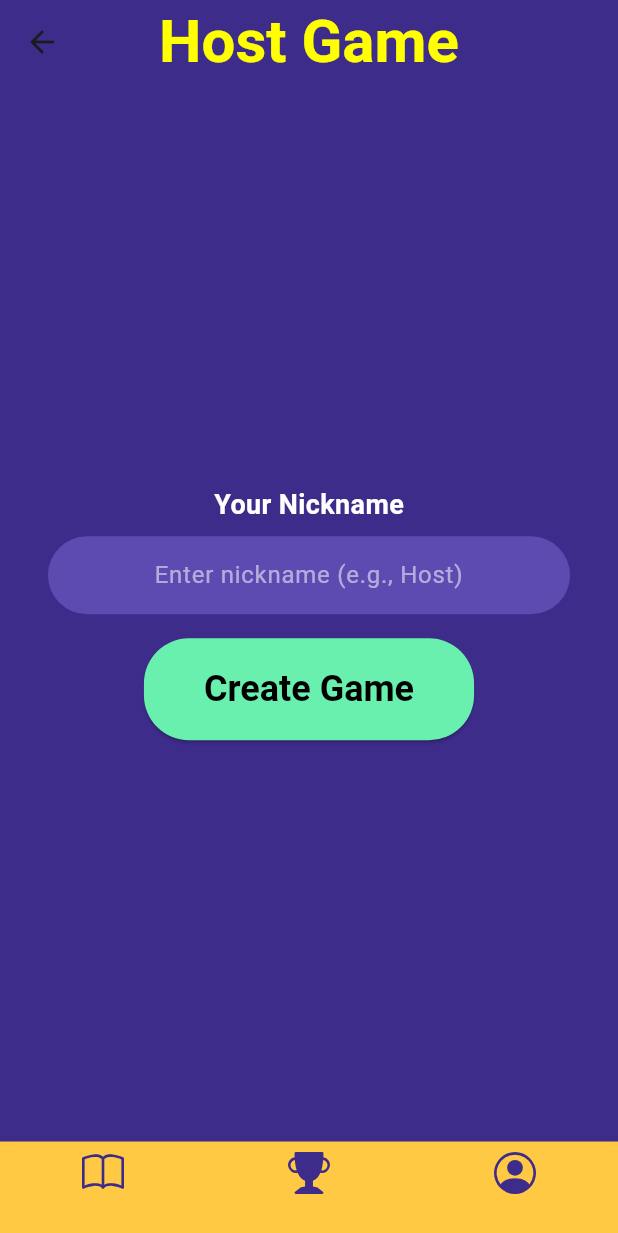
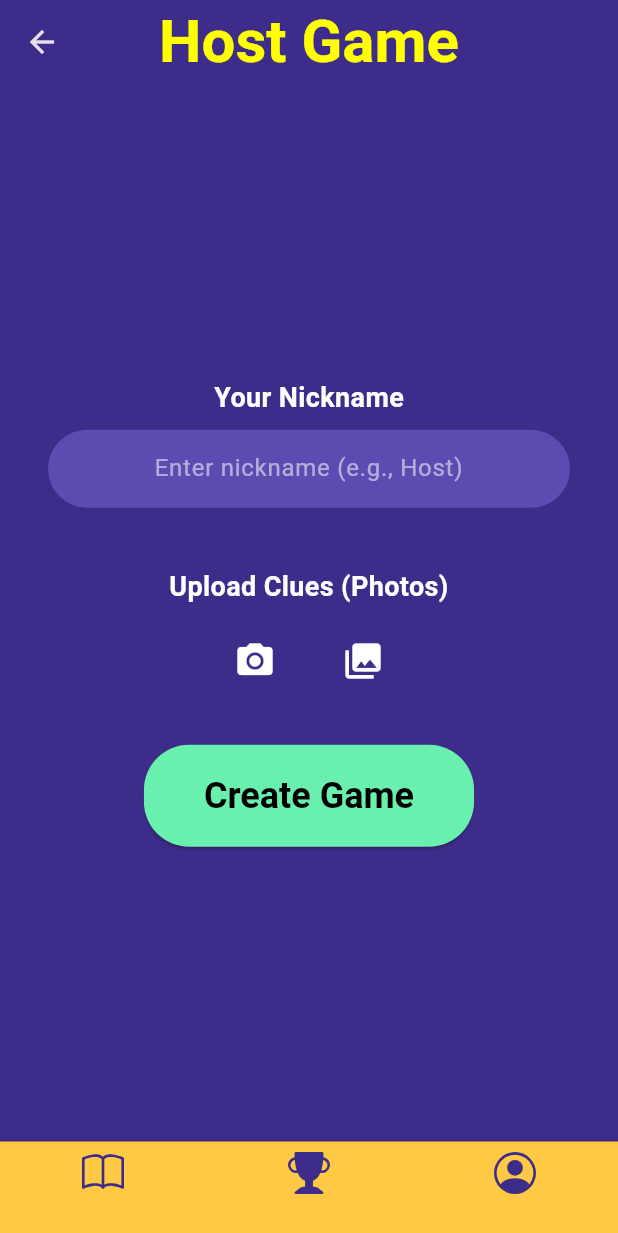
Before and after one commit to D4rkFyre/snaphunt, a Flutter app: the screen it shows after launch, after a tap on an icon or button, on a phone screen of 412 x 824 dp. Shown: the top 1233 px of the screen. Run offline on Flutter 3.47's test engine with Material 3 defaults, Android fonts, the phone set to English and light mode, and no system bars; our stand-ins replace cloud_firestore, firebase_auth, firebase_core, firebase_storage, flutter_svg, image_picker; accounts and stored records are empty; network calls fail; statements that could not run were skipped.

Commit message:
Feature/hostclues (#10)
* can add photos as host in host_screen.dart

* updated the bucket text

* fixed bug where app crashes because of main missing exception handling of initializing firebase twice

* host is able to upload images to firebase

````diff
--- a/lib/main.dart
+++ b/lib/main.dart
@@ -1,75 +1,47 @@
 // lib/main.dart
 import 'package:flutter/material.dart';
 import 'package:firebase_core/firebase_core.dart';
-import 'package:snaphunt/screens/home_screen.dart';
-import 'firebase_options.dart';  // FlutterFire CLI generated Firebase config file
+import 'package:firebase_auth/firebase_auth.dart';
 
-/// ---------------------------------------------------------------------------
-/// Entry point
-/// ---------------------------------------------------------------------------
-/// Purpose
-/// - Initialize Firebase for this platform (Android/iOS/Web/Desktop),
-///   then launch the Flutter app.
-///
-/// Notes
-/// - `firebase_options.dart` is generated by `flutterfire configure` and must
-///   be checked into the repo so everyone runs with the same Firebase project.
-/// - Tests usually **don’t** execute this file; they inject `FakeFirebaseFirestore`
-///   and pump screens directly.
-/// ---------------------------------------------------------------------------
-Future<void> main() async {
-  // Make sure plugins (like Firebase) can talk to the Flutter engine
+import 'firebase_options.dart';
+
+// TODO: change this import to your real home screen:
+import 'screens/home_screen.dart';
+
+Future<void> _bootstrapFirebase() async {
   WidgetsFlutterBinding.ensureInitialized();
 
-  // Initialize Firebase using the platform-specific config (from FlutterFire CLI)
+  // Initialize Firebase for current platform
   await Firebase.initializeApp(
-      options: DefaultFirebaseOptions.currentPlatform,
+    options: DefaultFirebaseOptions.currentPlatform,
   );
 
-  // OPTIONAL (dev-only): Point Firestore at the local emulator.
-  // This keeps our dev testing safe and fast without hitting production.
-  // Wrap in `assert` so it compiles out in release builds.
-  /*
-  assert(() {
-    // If you start the Emulator Suite:
-    // firebase emulators:start --only firestore
-    FirebaseFirestore.instance.useFirestoreEmulator('localhost', 8080);
-    return true;
-  }());
-  */
-
-  // Launch the Flutter app
-  runApp(const SnapHuntApp());  // Launch app
+  // Ensure we have a user (anonymous is fine for now)
+  final auth = FirebaseAuth.instance;
+  if (auth.currentUser == null) {
+    await auth.signInAnonymously();
+  }
 }
 
-/// ---------------------------------------------------------------------------
-/// SnapHuntApp (root widget)
-/// ---------------------------------------------------------------------------
-/// - Sets global Material theme + app title
-/// - Hides the red "DEBUG" banner for cleaner screenshots
-/// - Starts on HomeScreen (Host / Join hub)
-/// ---------------------------------------------------------------------------
-class SnapHuntApp extends StatelessWidget {
-  const SnapHuntApp({super.key});
+void main() async {
+  await _bootstrapFirebase();
+  runApp(const MyApp());
+}
+
+class MyApp extends StatelessWidget {
+  const MyApp({super.key});
 
   @override
   Widget build(BuildContext context) {
     return MaterialApp(
-      // Hide top-right debug banner in dev builds
+      title: 'Snaphunt',
       debugShowCheckedModeBanner: false,
-
-      // Shown in task switchers and the web tab title
-      title: 'SnapHunt (Dev)',
-
-      // Simple brand theme; we can tune later
       theme: ThemeData(
-          useMaterial3: true,
-          colorSchemeSeed: Colors.teal
+        brightness: Brightness.dark,
+        scaffoldBackgroundColor: const Color(0xFF3E2C8B),
+        useMaterial3: true,
       ),
-
-      // App entry point: the landing hub with Host / Join
-      home: const HomeScreen(), // Temporary dev entry: tap + to create a game and see the join code.
-
+      home: const HomeScreen(), // or your entry screen
     );
   }
 }
--- a/lib/screens/host_screen.dart
+++ b/lib/screens/host_screen.dart
@@ -1,35 +1,14 @@
-// lib/screens/host_screen.dart
+import 'dart:io';
+
 import 'lobby_screen.dart';
 import 'package:flutter/material.dart';
 import 'package:flutter_svg/flutter_svg.dart';
+import 'package:image_picker/image_picker.dart';
 
 import 'package:cloud_firestore/cloud_firestore.dart';
 import 'package:snaphunt/models/game_model.dart';
 import 'package:snaphunt/repositories/game_repository.dart';
 
-/// ---------------------------------------------------------------------------
-/// HostGameScreen
-/// ---------------------------------------------------------------------------
-/// Purpose
-/// - Let a user act as the **host**: enter a nickname, create a game,
-///   and jump to the lobby showing a join code.
-///
-/// What this screen does (end-to-end)
-/// 1) Collects a host nickname (defaults to "Host" if empty)
-/// 2) Calls `GameRepository.createGame(hostName: ...)`
-///    - Internally generates a unique join code
-///    - Atomically creates:
-///        /codes/{CODE}  → { status: "reserved", gameId, createdAt }
-///        /games/{gameId}→ { joinCode: CODE, status: "waiting", players: [hostName] }
-/// 3) Navigates to the **Lobby** with:
-///    - `gameId` (for live stream of the doc)
-///    - `joinCode` (display & copy)
-///    - `isHost: true` (enables the Start Game button)
-///
-/// Notes
-/// - This widget supports **dependency injection** (DI) for tests via optional
-///   `repo` and `db` params. In production, it falls back to real Firebase.
-/// ---------------------------------------------------------------------------
 class HostGameScreen extends StatefulWidget {
   const HostGameScreen({
     super.key,
@@ -38,7 +17,6 @@ class HostGameScreen extends StatefulWidget {
   })  : _repo = repo,
         _db = db;
 
-  /// Optional DI for tests: if provided, the state will use these.
   final GameRepository? _repo;
   final FirebaseFirestore? _db;
 
@@ -47,40 +25,99 @@ class HostGameScreen extends StatefulWidget {
 }
 
 class _HostGameScreenState extends State<HostGameScreen> {
-  // Bottom nav index (purely UI; doesn’t affect hosting flow)
   int _selectedIndex = 0;
-
-  // Simple UI state for button/spinner/error
   bool _busy = false;
   String? _error;
 
-  // Text field controller for the host’s nickname
   final _nameCtrl = TextEditingController();
+  final ImagePicker _picker = ImagePicker();
+  final List<XFile> _clueFiles = [];
 
-  // Firestore instance used by this screen (real in app, fake in tests)
   late final FirebaseFirestore _db =
       widget._db ?? FirebaseFirestore.instance;
 
-  // Repository wrapping all “create game” logic/transaction
   late final GameRepository _repo =
       widget._repo ?? GameRepository(firestore: _db);
 
   @override
   void dispose() {
-    // Always dispose controllers to avoid memory leaks
     _nameCtrl.dispose();
     super.dispose();
   }
 
-  /// Create a new game and navigate to the lobby.
-  ///
-  /// UX:
-  /// - Disables the button while running (spinner)
-  /// - Shows any error message below the field
-  ///
-  /// Data side:
-  /// - Seeds the host nickname into `/games/{gameId}.players` if provided
-  /// - Returns a `Game` model with `id` and `joinCode` we use for navigation
+  Future<void> _pickCluePhotos() async {
+    if (_busy) return;
+
+    showModalBottomSheet(
+      context: context,
+      backgroundColor: const Color(0xFF3E2C8B),
+      shape: const RoundedRectangleBorder(
+        borderRadius: BorderRadius.vertical(top: Radius.circular(24)),
+      ),
+      builder: (context) {
+        return SafeArea(
+          child: Padding(
+            padding: const EdgeInsets.symmetric(vertical: 24),
+            child: Column(
+              mainAxisSize: MainAxisSize.min,
+              children: [
+                const Text(
+                  'Upload Clues (Photos)',
+                  style: TextStyle(
+                    color: Colors.white,
+                    fontSize: 18,
+                    fontWeight: FontWeight.bold,
+                  ),
+                  textAlign: TextAlign.center,
+                ),
+                const SizedBox(height: 20),
+                Row(
+                  mainAxisAlignment: MainAxisAlignment.center,
+                  children: [
+                    // Camera icon
+                    IconButton(
+                      icon: const Icon(Icons.camera_alt, size: 36, color: Colors.white),
+                      onPressed: () async {
+                        Navigator.pop(context);
+                        final file = await _picker.pickImage(source: ImageSource.camera);
+                        if (file != null) {
+                          setState(() => _clueFiles.add(file));
+                        }
+                      },
+                    ),
+                    const SizedBox(width: 40),
+                    // Gallery icon
+                    IconButton(
+                      icon: const Icon(Icons.photo_library, size: 36, color: Colors.white),
+                      onPressed: () async {
+                        Navigator.pop(context);
+                        final files = await _picker.pickMultiImage();
+                        if (files.isNotEmpty) {
+                          setState(() => _clueFiles.addAll(files));
+                        }
+                      },
+                    ),
+                  ],
+                ),
+                const SizedBox(height: 12),
+                const Row(
+                  mainAxisAlignment: MainAxisAlignment.center,
+                  children: [
+                    Text('Camera', style: TextStyle(color: Colors.white70)),
+                    SizedBox(width: 60),
+                    Text('Library', style: TextStyle(color: Colors.white70)),
+                  ],
+                ),
+              ],
+            ),
+          ),
+        );
+      },
+    );
+  }
+
+
+
   Future<void> _createGame() async {
     final raw = _nameCtrl.text.trim();
     final hostName = raw.isEmpty ? 'Host' : raw;
@@ -91,40 +128,42 @@ class _HostGameScreenState extends State<HostGameScreen> {
     });
 
     try {
-      // Ask the repository to do the atomic code+game creation.
       final Game game = await _repo.createGame(hostName: hostName);
 
-      // If the user navigated away mid-call, don’t try to push a new route.
+      for (final x in _clueFiles) {
+        final file = File(x.path);
+        await _repo.uploadClue(
+          gameId: game.id,
+          file: file,
+          createdBy: hostName,
+        );
+      }
+
       if (!mounted) return;
 
-      // Navigate to the Lobby with host controls enabled.
       Navigator.of(context).push(
         MaterialPageRoute(
           builder: (_) => CreateGameLobbyScreen(
-            gameId: game.id,         // `/games/{gameId}` document id
-            joinCode: game.joinCode, // displays in the yellow pill
-            isHost: true,            // host-only Start Game button
-            db: _db,                 // pass same db for tests / consistency
+            gameId: game.id,
+            joinCode: game.joinCode,
+            isHost: true,
+            db: _db,
           ),
         ),
       );
     } catch (e) {
-      // Surface any errors to the user (e.g., Firestore/network issues)
       setState(() => _error = e.toString());
     } finally {
       if (mounted) setState(() => _busy = false);
     }
   }
 
-  // Bottom nav tap handler (UI only)
   void _onItemTapped(int index) => setState(() => _selectedIndex = index);
 
   @override
   Widget build(BuildContext context) {
     return Scaffold(
-      // App-wide purple background for visual consistency
       backgroundColor: const Color(0xFF3E2C8B),
-
       appBar: AppBar(
         title: const Text(
           "Host Game",
@@ -138,15 +177,12 @@ class _HostGameScreenState extends State<HostGameScreen> {
         centerTitle: true,
         elevation: 0,
       ),
-
-      // Centered column: nickname input → spinner/error → Create Game button
       body: Center(
-        child: Padding(
-          padding: const EdgeInsets.symmetric(horizontal: 32),
+        child: SingleChildScrollView(
+          padding: const EdgeInsets.symmetric(horizontal: 32, vertical: 8),
           child: Column(
             mainAxisSize: MainAxisSize.min,
             children: [
-              // 1) Host nickname input (used to seed the lobby)
               const Text(
                 'Your Nickname',
                 style: TextStyle(color: Colors.white, fontSize: 18, fontWeight: FontWeight.bold),
@@ -174,7 +210,100 @@ class _HostGameScreenState extends State<HostGameScreen> {
               ),
               const SizedBox(height: 16),
 
-              // 2) Error message (if any) and progress spinner
+
+              const SizedBox(height: 24),
+
+              const Text(
+                'Upload Clues (Photos)',
+                style: TextStyle(
+                  color: Colors.white,
+                  fontSize: 18,
+                  fontWeight: FontWeight.bold,
+                ),
+                textAlign: TextAlign.center,
+              ),
+
+              const SizedBox(height: 12),
+
+              Row(
+                mainAxisAlignment: MainAxisAlignment.center,
+                children: [
+                  IconButton(
+                    icon: const Icon(Icons.camera_alt, size: 28, color: Colors.white),
+                    onPressed: _busy
+                        ? null
+                        : () async {
+                      final file = await _picker.pickImage(source: ImageSource.camera);
+                      if (file != null) {
+                        setState(() => _clueFiles.add(file));
+                      }
+                    },
+                  ),
+                  const SizedBox(width: 24),
+                  IconButton(
+                    icon: const Icon(Icons.photo_library, size: 28, color: Colors.white),
+                    onPressed: _busy
+                        ? null
+                        : () async {
+                      final files = await _picker.pickMultiImage();
+                      if (files.isNotEmpty) {
+                        setState(() => _clueFiles.addAll(files));
+                      }
+                    },
+                  ),
+                ],
+              ),
+
+              if (_clueFiles.isNotEmpty) ...[
+                const SizedBox(height: 16),
+                Row(
+                  children: [
+                    const Text(
+                      'Selected Clues',
+                      style: TextStyle(color: Colors.white, fontSize: 16, fontWeight: FontWeight.bold),
+                    ),
+                    const Spacer(),
+                    TextButton(
+                      onPressed: _busy ? null : () => setState(() => _clueFiles.clear()),
+                      child: const Text("Clear All", style: TextStyle(color: Colors.redAccent)),
+                    ),
+                  ],
+                ),
+                const SizedBox(height: 8),
+                Wrap(
+                  spacing: 8,
+                  runSpacing: 8,
+                  children: [
+                    for (int i = 0; i < _clueFiles.length; i++)
+                      Stack(
+                        alignment: Alignment.topRight,
+                        children: [
+                          ClipRRect(
+                            borderRadius: BorderRadius.circular(12),
+                            child: Image.file(
+                              File(_clueFiles[i].path),
+                              width: 80,
+                              height: 80,
+                              fit: BoxFit.cover,
+                            ),
+                          ),
+                          GestureDetector(
+                            onTap: () => setState(() => _clueFiles.removeAt(i)),
+                            child: const CircleAvatar(
+                              radius: 12,
+                              backgroundColor: Colors.black87,
+                              child: Icon(Icons.close, size: 16, color: Colors.white),
+                            ),
+                          ),
+                        ],
+                      ),
+                  ],
+                ),
+              ],
+
+              const SizedBox(height: 8),
+              const SizedBox(height: 24),
+
               if (_error != null)
                 Padding(
                   padding: const EdgeInsets.only(bottom: 12),
@@ -189,8 +318,6 @@ class _HostGameScreenState extends State<HostGameScreen> {
                   padding: EdgeInsets.only(bottom: 12),
                   child: CircularProgressIndicator(),
                 ),
-
-              // 3) Create Game call-to-action (disabled while busy)
               ElevatedButton(
                 onPressed: _busy ? null : _createGame,
                 style: ElevatedButton.styleFrom(
@@ -206,9 +333,6 @@ class _HostGameScreenState extends State<HostGameScreen> {
           ),
         ),
       ),
-
-      // Decorative bottom nav (Host/Join/Profile icons)
-      // Note: this sample doesn’t navigate tabs here; HomeScreen manages tabs.
       bottomNavigationBar: BottomNavigationBar(
         backgroundColor: const Color(0xFFFFC943),
         currentIndex: _selectedIndex,
--- a/lib/services/firestore_refs.dart
+++ b/lib/services/firestore_refs.dart
@@ -1,4 +1,3 @@
-// lib/services/firestore_refs.dart
 import 'package:cloud_firestore/cloud_firestore.dart';
 
 /// ---------------------------------------------------------------------------
@@ -14,6 +13,7 @@ import 'package:cloud_firestore/cloud_firestore.dart';
 /// What we store right now:
 /// - `/codes/{CODE}` → links a human join code (like "ABCD23") to a game id
 /// - `/games/{gameId}` → the game itself (status, players, etc.)
+/// - `/games/{gameId}/clues/{clueId}` → image clue uploaded by the host
 ///
 /// Why this file helps:
 /// - If we rename a path later, we fix it **here once**
@@ -27,48 +27,31 @@ class FirestoreRefs {
   // -------------------------------------------------------------------------
 
   /// The "games" folder: `/games`
-  ///
-  /// Usage:
-  /// ```dart
-  /// final gamesFolder = FirestoreRefs.games(db);
-  /// final snapshot = await gamesFolder.get(); // list all games (dev only)
-  /// ```
   static CollectionReference<Map<String, dynamic>> games(
-    FirebaseFirestore db,
-  ) => db.collection('games');
+      FirebaseFirestore db,
+      ) => db.collection('games');
+
+  /// The "clues" folder for a specific game: `/games/{gameId}/clues`
+  static CollectionReference<Map<String, dynamic>> clues(
+      FirebaseFirestore db,
+      String gameId,
+      ) => db.collection('games').doc(gameId).collection('clues');
 
   // -------------------------------------------------------------------------
   // Documents (files)
   // -------------------------------------------------------------------------
 
   /// A single game file: `/games/{gameId}`
-  ///
-  /// Each game document currently has fields like:
-  /// - `joinCode` (String)   e.g., "ABCD23"
-  /// - `status`   (String)   "waiting" or "active"
-  /// - `players`  (List<String>) nicknames shown in the lobby
-  /// - `createdAt`(Timestamp)
   static DocumentReference<Map<String, dynamic>> gameDoc(
       FirebaseFirestore db,
       String gameId,
       ) => db.collection('games').doc(gameId);
 
   /// A single code file: `/codes/{CODE}`
-  ///
-  /// The file name *is* the join code itself (e.g., "ABCD23").
-  /// We use this to quickly find which game a code belongs to.
-  ///
-  /// Current fields:
-  /// - `status`    (String)   "reserved" (means this code is taken)
-  /// - `gameId`    (String)   points to `/games/{gameId}`
-  /// - `createdAt` (Timestamp)
-  ///
-  /// Note: We create the code file and the game file **together** in one
-  /// transaction during hosting, so they always match.
   static DocumentReference<Map<String, dynamic>> codeDoc(
-    FirebaseFirestore db,
-    String code,
-  ) => db.collection('codes').doc(code);
+      FirebaseFirestore db,
+      String code,
+      ) => db.collection('codes').doc(code);
 
   // -------------------------------------------------------------------------
   // String path helpers (nice for logs or rules docs)
````
Also changed, not shown: lib/repositories/game_repository.dart (+32 -50 lines), pubspec.yaml (+13 -77 lines), lib/firebase_options.dart, pubspec.lock, 3 other files.
